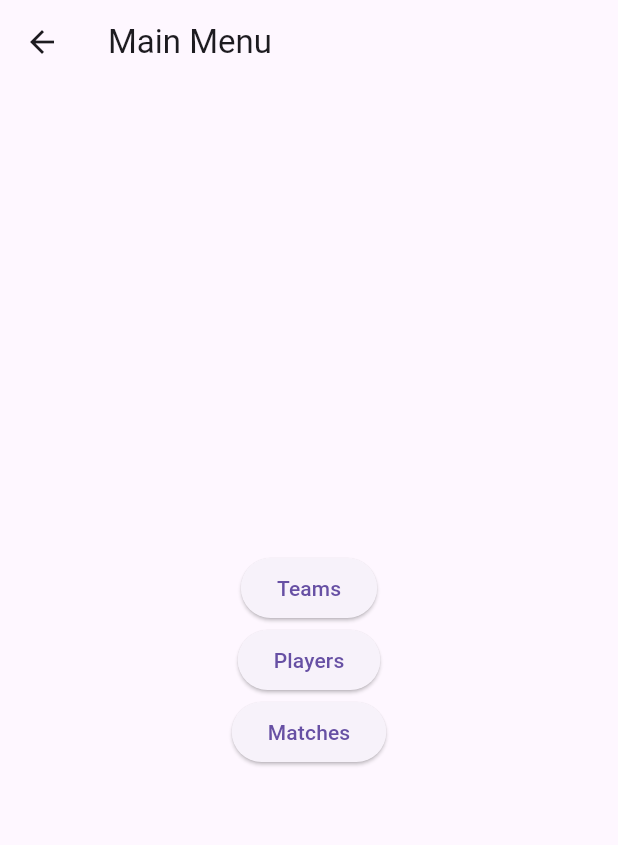
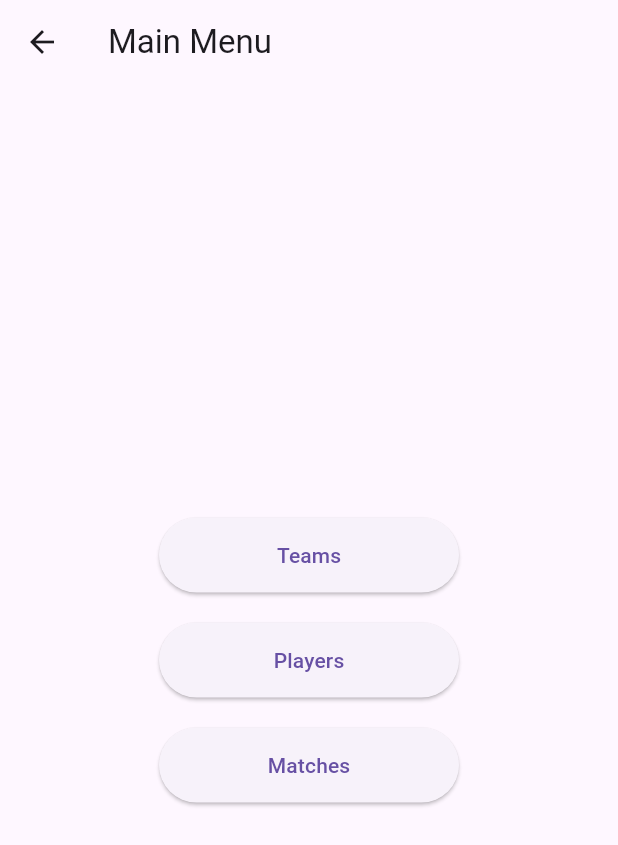
Before and after one commit to DarkAvanger/Flutter-Nba, a Flutter app: the MenuSelection screen opened directly, on a phone screen of 412 x 824 dp. Shown: the top 845 px of the screen. Run offline on Flutter 3.47's test engine with Material 3 defaults, Android fonts, the phone set to English and light mode, and no system bars; our stand-ins replace image_picker, shared_preferences; accounts and stored records are empty; network calls fail.

Commit message:
UI Update

```diff
--- a/nba_app/lib/main.dart
+++ b/nba_app/lib/main.dart
@@ -1,6 +1,5 @@
 import 'package:flutter/material.dart';
 import 'package:nba_app/model/userData.dart';
-import 'package:nba_app/screens/home_page.dart';
 import 'package:nba_app/screens/login_page.dart';
 import 'package:provider/provider.dart';
 
--- a/nba_app/lib/screens/home_page.dart
+++ b/nba_app/lib/screens/home_page.dart
@@ -4,7 +4,7 @@ import 'package:flutter/material.dart';
 import 'package:http/http.dart' as http;
 
 class HomePage extends StatefulWidget {
-  const HomePage({super.key, required int buttonNumber});
+  const HomePage({super.key});
 
   @override
   _HomePageState createState() => _HomePageState();
--- a/nba_app/lib/screens/login_page.dart
+++ b/nba_app/lib/screens/login_page.dart
@@ -4,7 +4,6 @@ import 'package:flutter/material.dart';
 import 'package:flutter/services.dart';
 import 'package:image_picker/image_picker.dart';
 import 'package:nba_app/model/userData.dart';
-import 'package:nba_app/screens/home_page.dart';
 import 'package:nba_app/screens/menuSelection_page.dart';
 import 'package:provider/provider.dart';
 import 'package:shared_preferences/shared_preferences.dart';
--- a/nba_app/lib/screens/menuSelection_page.dart
+++ b/nba_app/lib/screens/menuSelection_page.dart
@@ -1,9 +1,10 @@
 import 'package:flutter/material.dart';
 import 'package:nba_app/screens/home_page.dart';
-import 'package:nba_app/screens/login_page.dart'; // Import the LoginPage
+import 'package:nba_app/screens/matches_page.dart';
+import 'package:nba_app/screens/login_page.dart';
 
 class MenuSelection extends StatelessWidget {
-  const MenuSelection({super.key});
+  const MenuSelection({Key? key});
 
   @override
   Widget build(BuildContext context) {
@@ -28,31 +29,39 @@ class MenuSelection extends StatelessWidget {
               onPressed: () {
                 Navigator.push(
                   context,
-                  MaterialPageRoute(
-                      builder: (context) => const HomePage(buttonNumber: 1)),
+                  MaterialPageRoute(builder: (context) => const HomePage()),
                 );
               },
               child: const Text('Teams'),
+              style: ElevatedButton.styleFrom(
+                minimumSize: const Size(200, 50), // Set button size
+              ),
             ),
+            const SizedBox(height: 20), // Add space between buttons
             ElevatedButton(
               onPressed: () {
                 Navigator.push(
                   context,
-                  MaterialPageRoute(
-                      builder: (context) => const HomePage(buttonNumber: 2)),
+                  MaterialPageRoute(builder: (context) => const HomePage()),
                 );
               },
               child: const Text('Players'),
+              style: ElevatedButton.styleFrom(
+                minimumSize: const Size(200, 50), // Set button size
+              ),
             ),
+            const SizedBox(height: 20), // Add space between buttons
             ElevatedButton(
               onPressed: () {
                 Navigator.push(
                   context,
-                  MaterialPageRoute(
-                      builder: (context) => const HomePage(buttonNumber: 3)),
+                  MaterialPageRoute(builder: (context) => MatchesScreen()),
                 );
               },
               child: const Text('Matches'),
+              style: ElevatedButton.styleFrom(
+                minimumSize: const Size(200, 50), // Set button size
+              ),
             ),
           ],
         ),
```
